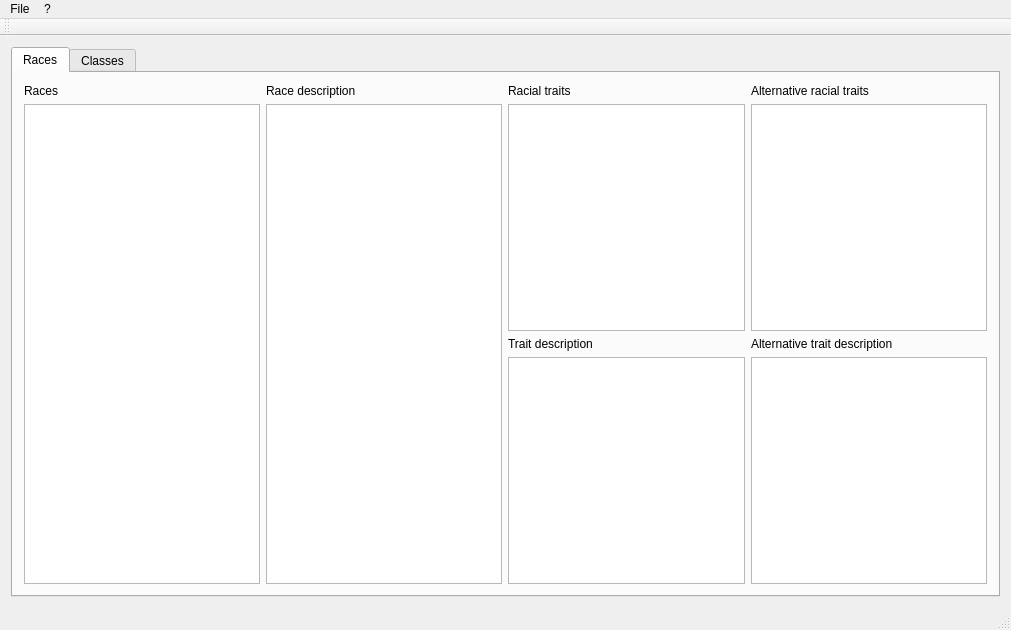
Old version of the form mainwindow.ui in the repository Faelwen/FGClassRaceCreator.
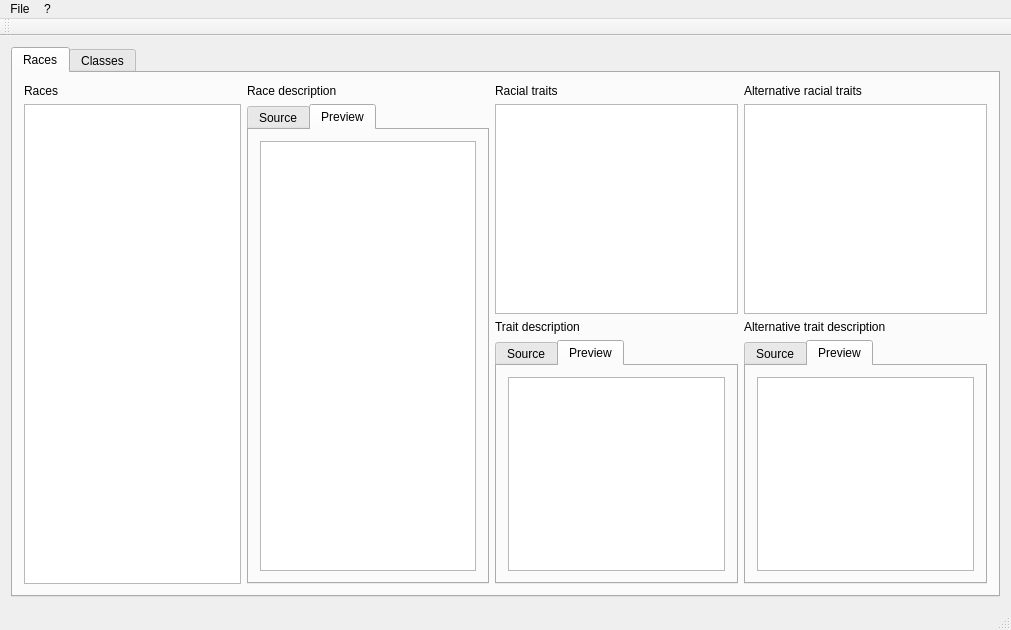
New version of the form.

Commit message: Rearrange widgets

Patch:
```diff
--- a/mainwindow.ui
+++ b/mainwindow.ui
@@ -75,7 +75,38 @@
            </widget>
           </item>
           <item row="1" column="1" rowspan="3">
-           <widget class="QTextEdit" name="textEdit_race_description"/>
+           <widget class="QTabWidget" name="tabWidget_4">
+            <property name="currentIndex">
+             <number>1</number>
+            </property>
+            <widget class="QWidget" name="tab_5">
+             <attribute name="title">
+              <string>Source</string>
+             </attribute>
+             <layout class="QGridLayout" name="gridLayout_6">
+              <item row="0" column="0">
+               <widget class="QPlainTextEdit" name="plainTextEdit_3"/>
+              </item>
+             </layout>
+            </widget>
+            <widget class="QWidget" name="tab_6">
+             <attribute name="title">
+              <string>Preview</string>
+             </attribute>
+             <layout class="QGridLayout" name="gridLayout_7">
+              <item row="0" column="0">
+               <widget class="QTextEdit" name="textEdit_racial_trait_description_3">
+                <property name="readOnly">
+                 <bool>true</bool>
+                </property>
+                <property name="acceptRichText">
+                 <bool>true</bool>
+                </property>
+               </widget>
+              </item>
+             </layout>
+            </widget>
+           </widget>
           </item>
           <item row="1" column="2">
            <widget class="QListWidget" name="listWidget_racial_traits">
@@ -106,10 +137,72 @@
            </widget>
           </item>
           <item row="3" column="2">
-           <widget class="QTextEdit" name="textEdit_racial_trait_description"/>
+           <widget class="QTabWidget" name="tabWidget_2">
+            <property name="currentIndex">
+             <number>1</number>
+            </property>
+            <widget class="QWidget" name="tab">
+             <attribute name="title">
+              <string>Source</string>
+             </attribute>
+             <layout class="QGridLayout" name="gridLayout_3">
+              <item row="0" column="0">
+               <widget class="QPlainTextEdit" name="plainTextEdit"/>
+              </item>
+             </layout>
+            </widget>
+            <widget class="QWidget" name="tab_2">
+             <attribute name="title">
+              <string>Preview</string>
+             </attribute>
+             <layout class="QGridLayout" name="gridLayout_2">
+              <item row="0" column="0">
+               <widget class="QTextEdit" name="textEdit_racial_trait_description">
+                <property name="readOnly">
+                 <bool>true</bool>
+                </property>
+                <property name="acceptRichText">
+                 <bool>true</bool>
+                </property>
+               </widget>
+              </item>
+             </layout>
+            </widget>
+           </widget>
           </item>
           <item row="3" column="3">
-           <widget class="QTextEdit" name="textEdit_alternative_trait_description"/>
+           <widget class="QTabWidget" name="tabWidget_3">
+            <property name="currentIndex">
+             <number>1</number>
+            </property>
+            <widget class="QWidget" name="tab_3">
+             <attribute name="title">
+              <string>Source</string>
+             </attribute>
+             <layout class="QGridLayout" name="gridLayout_4">
+              <item row="0" column="0">
+               <widget class="QPlainTextEdit" name="plainTextEdit_2"/>
+              </item>
+             </layout>
+            </widget>
+            <widget class="QWidget" name="tab_4">
+             <attribute name="title">
+              <string>Preview</string>
+             </attribute>
+             <layout class="QGridLayout" name="gridLayout_5">
+              <item row="0" column="0">
+               <widget class="QTextEdit" name="textEdit_racial_trait_description_2">
+                <property name="readOnly">
+                 <bool>true</bool>
+                </property>
+                <property name="acceptRichText">
+                 <bool>true</bool>
+                </property>
+               </widget>
+              </item>
+             </layout>
+            </widget>
+           </widget>
           </item>
          </layout>
         </widget>
```
Left out of the diff: 28 changed lines with no effect on the pictures. The commit also changes 1 other file.
